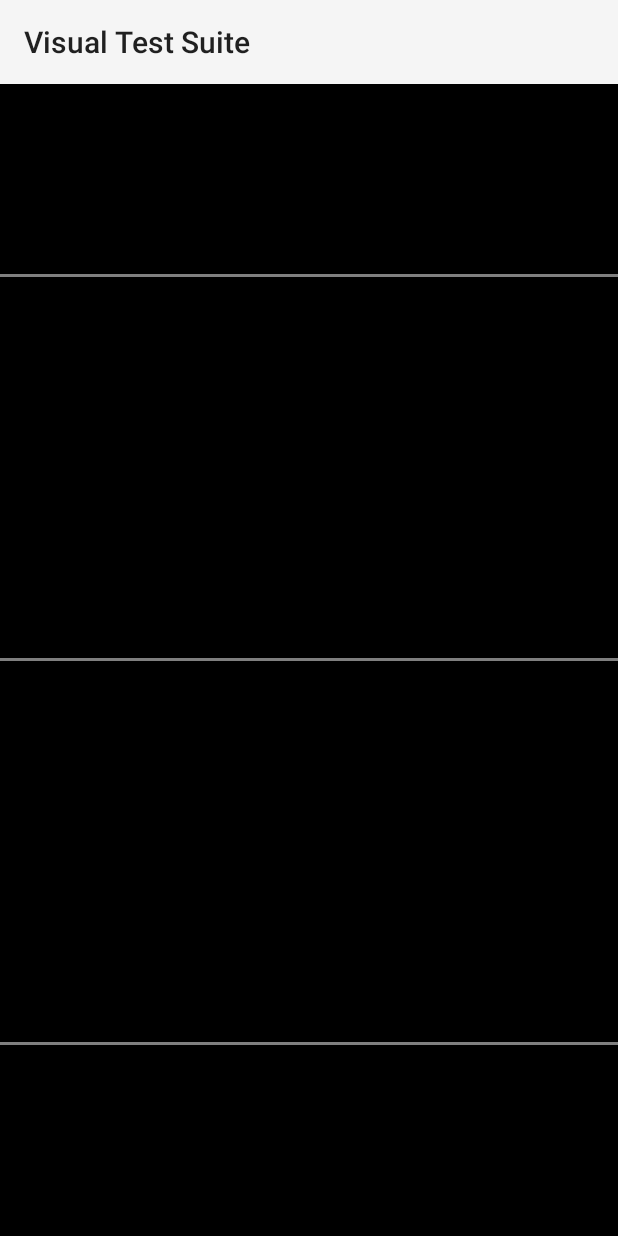
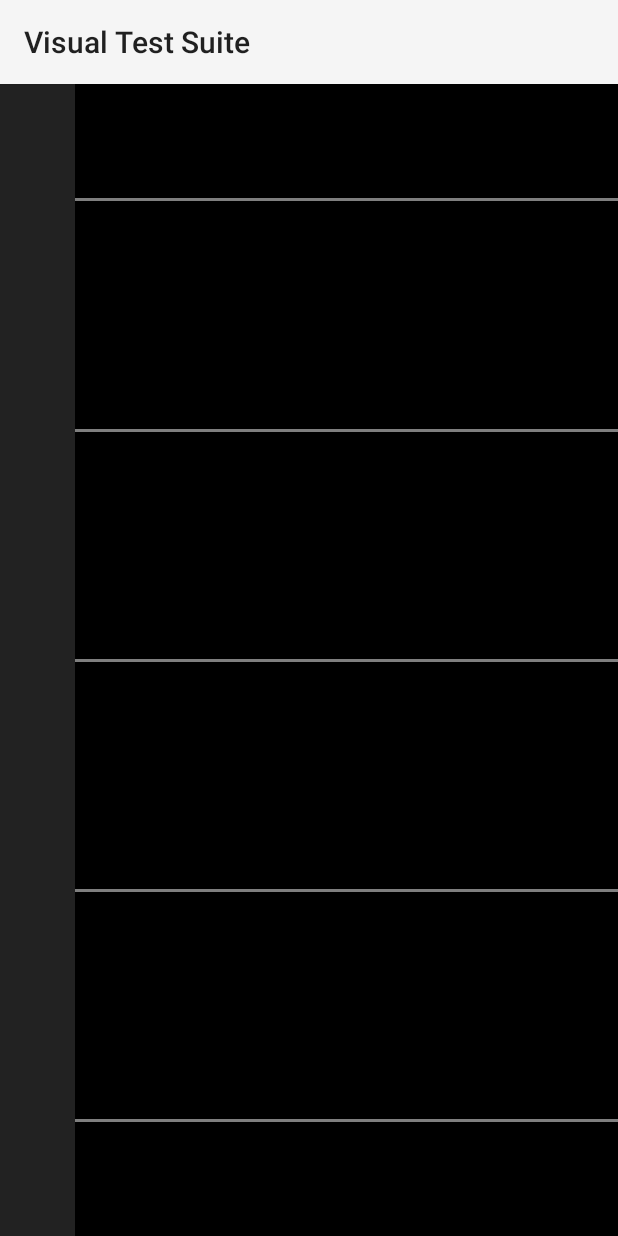
Before and after one commit to OtagoPolytechnic/VisualScanSuite, an Android app: the fragment LineBisection shown on its own in the app's theme, on a phone screen of 412 x 824 dp. Run offline under Robolectric (Android 15) with nearby library versions, the phone set to English and light mode, and no system bars; 4 statements that could not run were skipped.

Commit message:
line bisection reporting results

```diff
--- a/VisScan/app/src/main/java/bit/harrl7/visscan/Tools/LineBisection.java
+++ b/VisScan/app/src/main/java/bit/harrl7/visscan/Tools/LineBisection.java
@@ -21,7 +21,7 @@ import bit.harrl7.visscan.R;
 
 public class LineBisection extends Fragment implements IVisualTest
 {
-    final int ITEM_COUNT = 3;
+    final int ITEM_COUNT = 5;
 
     RelativeLayout[] outerContainers;
     RelativeLayout[] lineContainers;
@@ -46,17 +46,23 @@ public class LineBisection extends Fragment implements IVisualTest
         hitMarker[0] = v.findViewById(R.id.hit0);
         hitMarker[1] = v.findViewById(R.id.hit1);
         hitMarker[2] = v.findViewById(R.id.hit2);
+        hitMarker[3] = v.findViewById(R.id.hit3);
+        hitMarker[4] = v.findViewById(R.id.hit4);
 
         // Hit container
         hitContainers[0] = (RelativeLayout) v.findViewById(R.id.hitContainer0);
         hitContainers[1] = (RelativeLayout) v.findViewById(R.id.hitContainer1);
         hitContainers[2] = (RelativeLayout) v.findViewById(R.id.hitContainer2);
+        hitContainers[3] = (RelativeLayout) v.findViewById(R.id.hitContainer3);
+        hitContainers[4] = (RelativeLayout) v.findViewById(R.id.hitContainer4);
 
 
         // Line
         lineContainers[0] = (RelativeLayout) v.findViewById(R.id.lnContainer0);
         lineContainers[1] = (RelativeLayout) v.findViewById(R.id.lnContainer1);
         lineContainers[2] = (RelativeLayout) v.findViewById(R.id.lnContainer2);
+        lineContainers[3] = (RelativeLayout) v.findViewById(R.id.lnContainer3);
+        lineContainers[4] = (RelativeLayout) v.findViewById(R.id.lnContainer4);
 
 
         // Outer containers
@@ -69,6 +75,11 @@ public class LineBisection extends Fragment implements IVisualTest
         outerContainers[2] = (RelativeLayout) v.findViewById(R.id.outerContainer2);
         outerContainers[2].setOnTouchListener(new ClickLineHandler());
 
+        outerContainers[3] = (RelativeLayout) v.findViewById(R.id.outerContainer3);
+        outerContainers[3].setOnTouchListener(new ClickLineHandler());
+
+        outerContainers[4] = (RelativeLayout) v.findViewById(R.id.outerContainer4);
+        outerContainers[4].setOnTouchListener(new ClickLineHandler());
         reset();
 
         return v;
@@ -146,12 +157,27 @@ public class LineBisection extends Fragment implements IVisualTest
     @Override
     public String ToCSV()
     {
-        return null;
+        String output = "X1, X2, Width, Xcenter, Xuser, Error\r\n";
+
+        for(int i = 0; i < ITEM_COUNT; i++)
+        {
+            int X1 = lineContainers[i].getPaddingLeft();
+            int X2 = lineContainers[i].getWidth() - lineContainers[i].getPaddingRight();
+            int width = X2 - X1;
+            int Xcenter = (X1 + X2) / 2;
+            int Xuser = hitContainers[i].getLeft();
+            int error = Math.abs(Xuser - Xcenter);
+
+            output += X1 + ", " + X2 + ", " + width + ", " + Xcenter + ", " + Xuser + ", " + error + "\r\n";
+        }
+
+        return output;
     }
 
     @Override
     public String GetTestType()
     {
-        return null;
+        return "Line Bisection";
+
     }
 }
--- a/VisScan/app/src/main/res/layout/activity_results.xml
+++ b/VisScan/app/src/main/res/layout/activity_results.xml
@@ -6,10 +6,10 @@
     android:layout_width="match_parent"
     android:layout_height="match_parent"
     android:orientation="vertical"
-    android:paddingBottom="@dimen/activity_vertical_margin"
-    android:paddingLeft="@dimen/activity_horizontal_margin"
-    android:paddingRight="@dimen/activity_horizontal_margin"
-    android:paddingTop="@dimen/activity_vertical_margin"
+    android:paddingBottom="16dp"
+    android:paddingLeft="16dp"
+    android:paddingRight="16dp"
+    android:paddingTop="16dp"
     tools:context="bit.harrl7.visscan.Activities.ResultsActivity"
     android:weightSum="1">
 <LinearLayout
--- a/VisScan/app/src/main/res/layout/fragment_linebisection.xml
+++ b/VisScan/app/src/main/res/layout/fragment_linebisection.xml
@@ -5,6 +5,20 @@
     android:layout_height="match_parent"
     tools:context="bit.harrl7.visscan.Tools.LineBisection"
     android:background="@android:color/black">
+
+    <LinearLayout
+        android:orientation="horizontal"
+        android:layout_width="match_parent"
+        android:layout_height="match_parent"
+        android:layout_alignParentTop="true"
+        android:layout_alignParentStart="true">
+
+        <RelativeLayout
+            android:layout_height="match_parent"
+            android:background="@color/colorDark"
+            android:layout_width="50dp">
+
+        </RelativeLayout>
 
         <LinearLayout
             android:orientation="vertical"
@@ -138,6 +152,95 @@
 
             </RelativeLayout>
 
+
+            <!-- Line 3 -->
+            <RelativeLayout
+                android:layout_width="match_parent"
+                android:layout_height="wrap_content"
+                android:id="@+id/outerContainer3"
+                android:layout_weight="1">
+
+                <RelativeLayout
+                    android:layout_width="match_parent"
+                    android:layout_height="match_parent"
+                    android:id="@+id/lnContainer3"
+                    android:alpha=".5">
+
+                    <View
+                        android:layout_width="match_parent"
+                        android:id="@+id/ln3"
+                        android:background="@color/white"
+                        android:layout_height="2dp"
+                        android:layout_centerVertical="true">
+                    </View>
+
+                </RelativeLayout>
+
+                <RelativeLayout
+                    android:layout_width="match_parent"
+                    android:layout_height="match_parent"
+                    android:id="@+id/hitContainer3"
+                    android:alpha=".5"
+                    android:layout_alignParentTop="true"
+                    android:layout_alignParentStart="true">
+
+                    <View
+                        android:layout_width="2dp"
+                        android:id="@+id/hit3"
+                        android:background="@color/white"
+                        android:layout_height="100dp"
+                        android:layout_centerVertical="true"
+                        android:visibility="invisible">
+                    </View>
+                </RelativeLayout>
+
+            </RelativeLayout>
+
+
+            <!-- Line 4 -->
+            <RelativeLayout
+                android:layout_width="match_parent"
+                android:layout_height="wrap_content"
+                android:id="@+id/outerContainer4"
+                android:layout_weight="1">
+
+                <RelativeLayout
+                    android:layout_width="match_parent"
+                    android:layout_height="match_parent"
+                    android:id="@+id/lnContainer4"
+                    android:alpha=".5">
+
+                    <View
+                        android:layout_width="match_parent"
+                        android:id="@+id/ln4"
+                        android:background="@color/white"
+                        android:layout_height="2dp"
+                        android:layout_centerVertical="true">
+                    </View>
+
+                </RelativeLayout>
+
+                <RelativeLayout
+                    android:layout_width="match_parent"
+                    android:layout_height="match_parent"
+                    android:id="@+id/hitContainer4"
+                    android:alpha=".5"
+                    android:layout_alignParentTop="true"
+                    android:layout_alignParentStart="true">
+
+                    <View
+                        android:layout_width="2dp"
+                        android:id="@+id/hit4"
+                        android:background="@color/white"
+                        android:layout_height="100dp"
+                        android:layout_centerVertical="true"
+                        android:visibility="invisible">
+                    </View>
+                </RelativeLayout>
+
+            </RelativeLayout>
+
+        </LinearLayout>
     </LinearLayout>
 
 </RelativeLayout>
```
Lines whose indentation alone changed are shown as unchanged.
